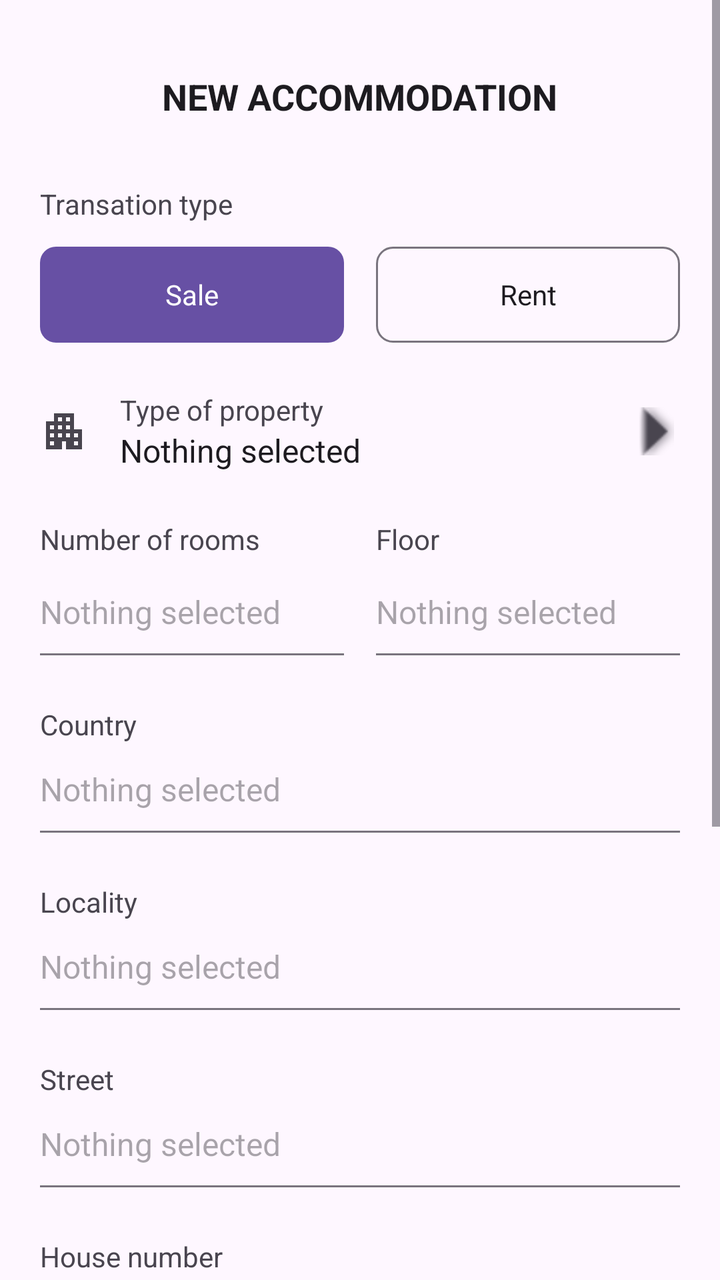
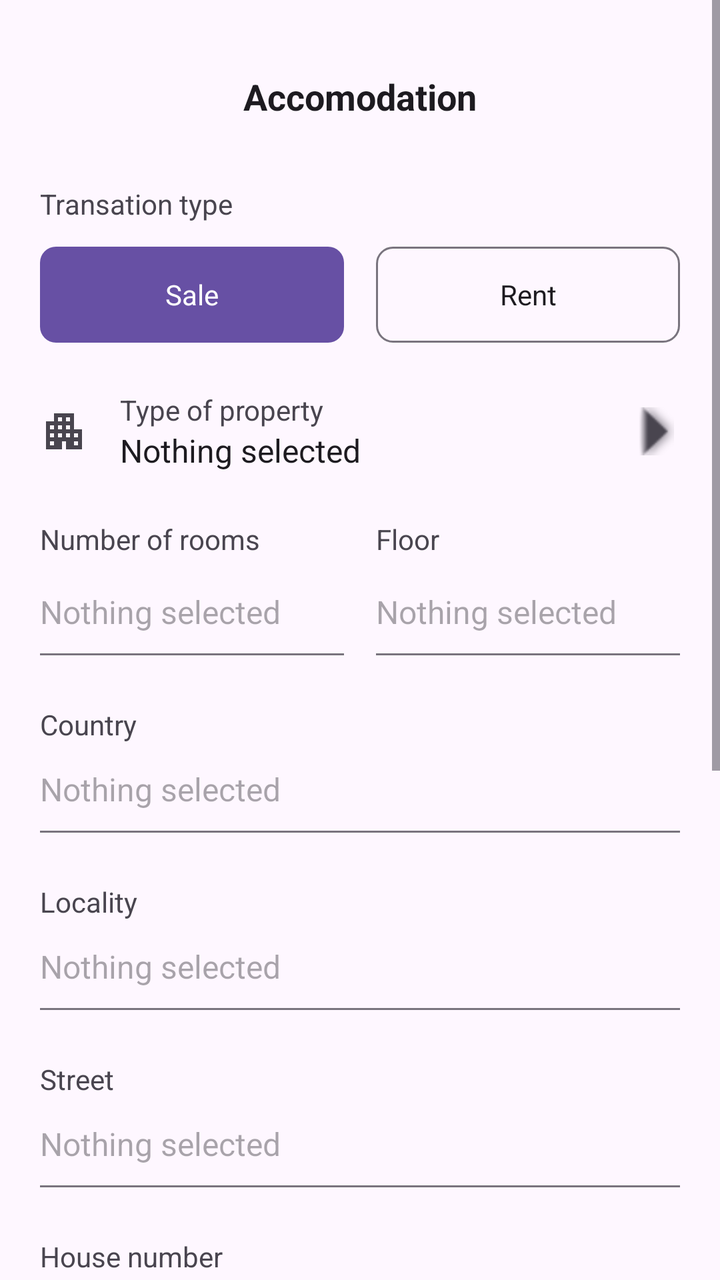

Before-and-after screenshots of an Android layout around one commit, followed by the original layout XML and the change that was made.
<!-- AndroidManifest.xml: application theme Theme.MyApplication -->
<!-- res/layout/fragment_new_item.xml -->
<?xml version="1.0" encoding="utf-8"?>
<ScrollView xmlns:android="http://schemas.android.com/apk/res/android"
    xmlns:app="http://schemas.android.com/apk/res-auto"
    xmlns:tools="http://schemas.android.com/tools"
    android:layout_width="match_parent"
    android:layout_height="match_parent"
    android:background="?attr/colorSurface"
    tools:context=".NewItemFragment">

    <LinearLayout
        android:layout_width="match_parent"
        android:layout_height="wrap_content"
        android:orientation="vertical"
        android:padding="20dp">

        <TextView
            android:layout_width="wrap_content"
            android:layout_height="wrap_content"
            android:layout_gravity="center_horizontal"
            android:layout_marginTop="16dp"
            android:layout_marginBottom="32dp"
            android:text="@string/new_title"
            android:textColor="?android:attr/textColorPrimary"
            android:textSize="18sp"
            android:textStyle="bold" />

        
        <TextView
            android:layout_width="wrap_content"
            android:layout_height="wrap_content"
            android:layout_marginBottom="12dp"
            android:text="@string/transaction_type_label"
            android:textColor="?android:attr/textColorSecondary"
            android:textSize="14sp" />

        <RadioGroup
            android:id="@+id/transactionTypeGroup"
            android:layout_width="match_parent"
            android:layout_height="wrap_content"
            android:orientation="horizontal"
            android:gravity="center"
            android:layout_marginBottom="24dp">

            <RadioButton
                android:id="@+id/radioSale"
                style="@style/TransactionTypeRadioButton"
                android:layout_width="0dp"
                android:layout_height="wrap_content"
                android:layout_weight="1"
                android:layout_marginEnd="8dp"
                android:text="@string/sale"
                android:checked="true" />

            <RadioButton
                android:id="@+id/radioRent"
                style="@style/TransactionTypeRadioButton"
                android:layout_width="0dp"
                android:layout_height="wrap_content"
                android:layout_weight="1"
                android:layout_marginStart="8dp"
                android:text="@string/rent" />
        </RadioGroup>

        
        <RelativeLayout
            android:id="@+id/layoutPropertyType"
            android:layout_width="match_parent"
            android:layout_height="wrap_content"
            android:layout_marginBottom="24dp">

            <ImageView
                android:id="@+id/iconTheme"
                android:layout_width="24dp"
                android:layout_height="24dp"
                android:layout_centerVertical="true"
                android:src="@drawable/outline_apartment_24"
                android:contentDescription="@string/icon_theme_desc"
                app:tint="?android:attr/textColorSecondary" />

            <LinearLayout
                android:layout_width="match_parent"
                android:layout_height="wrap_content"
                android:layout_marginStart="16dp"
                android:layout_toEndOf="@id/iconTheme"
                android:layout_toStartOf="@id/arrowTheme"
                android:orientation="vertical">

                <TextView
                    android:layout_width="match_parent"
                    android:layout_height="wrap_content"
                    android:text="@string/prop_label"
                    android:textColor="?android:attr/textColorSecondary"
                    android:textSize="14sp"
                    android:maxLines="1"
                    android:ellipsize="end" />

                <TextView
                    android:id="@+id/tvTheme"
                    android:layout_width="match_parent"
                    android:layout_height="wrap_content"
                    android:text="@string/prop_placeholder"
                    android:textColor="?android:attr/textColorPrimary"
                    android:textSize="16sp"
                    android:maxLines="1"
                    android:ellipsize="end" />
            </LinearLayout>

            <ImageView
                android:id="@+id/arrowTheme"
                android:layout_width="24dp"
                android:layout_height="24dp"
                android:layout_alignParentEnd="true"
                android:layout_centerVertical="true"
                android:src="@android:drawable/arrow_up_float"
                app:tint="?android:attr/textColorSecondary"
                android:rotation="90"
                android:importantForAccessibility="no" />
        </RelativeLayout>

        
        <LinearLayout
            android:layout_width="match_parent"
            android:layout_height="wrap_content"
            android:orientation="horizontal"
            android:layout_marginBottom="24dp">

            
            <LinearLayout
                android:layout_width="0dp"
                android:layout_height="wrap_content"
                android:layout_weight="1"
                android:layout_marginEnd="8dp"
                android:orientation="vertical">

                <TextView
                    android:layout_width="wrap_content"
                    android:layout_height="wrap_content"
                    android:text="@string/rooms_label"
                    android:textColor="?android:attr/textColorSecondary"
                    android:textSize="14sp"
                    android:layout_marginBottom="4dp" />

                <EditText
                    android:id="@+id/etRooms"
                    android:layout_width="match_parent"
                    android:layout_height="wrap_content"
                    android:hint="@string/prop_placeholder"
                    android:inputType="number"
                    android:maxLines="1"
                    android:paddingVertical="12dp"
                    android:textColor="?android:attr/textColorPrimary"
                    android:textSize="16sp"
                    android:background="@drawable/edit_text_bottom_border" />
            </LinearLayout>

            
            <LinearLayout
                android:layout_width="0dp"
                android:layout_height="wrap_content"
                android:layout_weight="1"
                android:layout_marginStart="8dp"
                android:orientation="vertical">

                <TextView
                    android:layout_width="wrap_content"
                    android:layout_height="wrap_content"
                    android:text="@string/floor_label"
                    android:textColor="?android:attr/textColorSecondary"
                    android:textSize="14sp"
                    android:layout_marginBottom="4dp" />

                <EditText
                    android:id="@+id/etFloor"
                    android:layout_width="match_parent"
                    android:layout_height="wrap_content"
                    android:hint="@string/prop_placeholder"
                    android:inputType="number"
                    android:maxLines="1"
                    android:paddingVertical="12dp"
                    android:textColor="?android:attr/textColorPrimary"
                    android:textSize="16sp"
                    android:background="@drawable/edit_text_bottom_border" />
            </LinearLayout>
        </LinearLayout>
        
        <RelativeLayout
            android:layout_width="match_parent"
            android:layout_height="wrap_content"
            android:layout_marginBottom="24dp">

            <LinearLayout
                android:layout_width="match_parent"
                android:layout_height="wrap_content"
                android:orientation="vertical">

                <TextView
                    android:layout_width="match_parent"
                    android:layout_height="wrap_content"
                    android:text="@string/country"
                    android:textColor="?android:attr/textColorSecondary"
                    android:textSize="14sp"
                    android:maxLines="1"
                    android:ellipsize="end" />

                <EditText
                    android:id="@+id/etCountry"
                    android:layout_width="match_parent"
                    android:layout_height="wrap_content"
                    android:hint="@string/prop_placeholder"
                    android:maxLines="1"
                    android:paddingVertical="12dp"
                    android:textColor="?android:attr/textColorPrimary"
                    android:textSize="16sp"
                    android:background="@drawable/edit_text_bottom_border" />
            </LinearLayout>
        </RelativeLayout>
        
        <RelativeLayout
            android:layout_width="match_parent"
            android:layout_height="wrap_content"
            android:layout_marginBottom="24dp">

            <LinearLayout
                android:layout_width="match_parent"
                android:layout_height="wrap_content"
                android:orientation="vertical">

                <TextView
                    android:layout_width="match_parent"
                    android:layout_height="wrap_content"
                    android:text="@string/locality_label"
                    android:textColor="?android:attr/textColorSecondary"
                    android:textSize="14sp"
                    android:maxLines="1"
                    android:ellipsize="end" />

                <EditText
                    android:id="@+id/etLocality"
                    android:layout_width="match_parent"
                    android:layout_height="wrap_content"
                    android:hint="@string/prop_placeholder"
                    android:maxLines="1"
                    android:paddingVertical="12dp"
                    android:textColor="?android:attr/textColorPrimary"
                    android:textSize="16sp"
                    android:background="@drawable/edit_text_bottom_border" />
            </LinearLayout>
        </RelativeLayout>

        
        <RelativeLayout
            android:layout_width="match_parent"
            android:layout_height="wrap_content"
            android:layout_marginBottom="24dp">

            <LinearLayout
                android:layout_width="match_parent"
                android:layout_height="wrap_content"
                android:orientation="vertical">

                <TextView
                    android:layout_width="match_parent"
                    android:layout_height="wrap_content"
                    android:text="@string/street_label"
                    android:textColor="?android:attr/textColorSecondary"
                    android:textSize="14sp"
                    android:maxLines="1"
                    android:ellipsize="end" />

                <EditText
                    android:id="@+id/etStreet"
                    android:layout_width="match_parent"
                    android:layout_height="wrap_content"
                    android:hint="@string/prop_placeholder"
                    android:maxLines="1"
                    android:paddingVertical="12dp"
                    android:textColor="?android:attr/textColorPrimary"
                    android:textSize="16sp"
                    android:background="@drawable/edit_text_bottom_border" />
            </LinearLayout>
        </RelativeLayout>

        
        <RelativeLayout
            android:layout_width="match_parent"
            android:layout_height="wrap_content"
            android:layout_marginBottom="24dp">

            <LinearLayout
                android:layout_width="match_parent"
                android:layout_height="wrap_content"
                android:orientation="vertical">

                <TextView
                    android:layout_width="match_parent"
                    android:layout_height="wrap_content"
                    android:text="@string/house_label"
                    android:textColor="?android:attr/textColorSecondary"
                    android:textSize="14sp"
                    android:maxLines="1"
                    android:ellipsize="end" />

                <EditText
                    android:id="@+id/etHouseNumber"
                    android:layout_width="match_parent"
                    android:layout_height="wrap_content"
                    android:hint="@string/prop_placeholder"
                    android:maxLines="1"
                    android:paddingVertical="12dp"
                    android:textColor="?android:attr/textColorPrimary"
                    android:textSize="16sp"
                    android:background="@drawable/edit_text_bottom_border" />
            </LinearLayout>
        </RelativeLayout>
        
        <TextView
            android:layout_width="wrap_content"
            android:layout_height="wrap_content"
            android:layout_marginBottom="12dp"
            android:text="@string/negotiable_label"
            android:textColor="?android:attr/textColorSecondary"
            android:textSize="14sp" />

        <RadioGroup
            android:id="@+id/negotiableGroup"
            android:layout_width="match_parent"
            android:layout_height="wrap_content"
            android:orientation="horizontal"
            android:gravity="center"
            android:layout_marginBottom="24dp">

            <RadioButton
                android:id="@+id/radioNegotiableYes"
                style="@style/TransactionTypeRadioButton"
                android:layout_width="0dp"
                android:layout_height="wrap_content"
                android:layout_weight="1"
                android:layout_marginEnd="8dp"
                android:text="@string/negotiable_yes"
                android:checked="true" />

            <RadioButton
                android:id="@+id/radioNegotiableNo"
                style="@style/TransactionTypeRadioButton"
                android:layout_width="0dp"
                android:layout_height="wrap_content"
                android:layout_weight="1"
                android:layout_marginStart="8dp"
                android:text="@string/negotiable_no" />
        </RadioGroup>

        
        <RelativeLayout
            android:layout_width="match_parent"
            android:layout_height="wrap_content"
            android:layout_marginBottom="24dp">

            <LinearLayout
                android:layout_width="match_parent"
                android:layout_height="wrap_content"
                android:orientation="vertical">

                <TextView
                    android:layout_width="match_parent"
                    android:layout_height="wrap_content"
                    android:text="@string/price_label"
                    android:textColor="?android:attr/textColorSecondary"
                    android:textSize="14sp"
                    android:maxLines="1"
                    android:ellipsize="end" />

                <EditText
                    android:id="@+id/etPrice"
                    android:layout_width="match_parent"
                    android:layout_height="wrap_content"
                    android:hint="@string/prop_placeholder"
                    android:inputType="numberDecimal"
                    android:maxLines="1"
                    android:paddingVertical="12dp"
                    android:textColor="?android:attr/textColorPrimary"
                    android:textSize="16sp"
                    android:background="@drawable/edit_text_bottom_border" />
            </LinearLayout>
        </RelativeLayout>
        <Button
            android:id="@+id/btnSave"
            android:layout_width="match_parent"
            android:layout_height="wrap_content"
            android:layout_marginTop="16dp"
            android:layout_marginBottom="8dp"
            android:text="@string/save"
            android:backgroundTint="?attr/colorPrimary"
            android:textColor="@android:color/white"
            style="@style/Widget.Material3.Button" />
        <Button
            android:id="@+id/btnDelete"
            android:layout_width="match_parent"
            android:layout_height="wrap_content"
            android:layout_marginTop="8dp"
            android:text="@string/delete"
            android:backgroundTint="?attr/colorError"
            android:textColor="@android:color/white"
            android:visibility="gone"/>
    </LinearLayout>

</ScrollView>
<!-- resources referenced by this layout -->
<resources>
  <!-- drawable edit_text_bottom_border (drawable) -->
  <?xml version="1.0" encoding="utf-8"?>
  <layer-list xmlns:android="http://schemas.android.com/apk/res/android">
      <item
          android:bottom="1dp"
          android:left="-2dp"
          android:right="-2dp"
          android:top="-2dp">
          <shape android:shape="rectangle">
              <stroke
                  android:width="1dp"
                  android:color="?attr/colorOutline" />
              <solid android:color="@android:color/transparent" />
          </shape>
      </item>
  </layer-list>
  <!-- drawable outline_apartment_24 (drawable) -->
  <vector xmlns:android="http://schemas.android.com/apk/res/android" android:height="24dp" android:tint="#000000" android:viewportHeight="960" android:viewportWidth="960" android:width="24dp">
        
      <path android:fillColor="@android:color/white" android:pathData="M120,840L120,280L280,280L280,120L680,120L680,440L840,440L840,840L520,840L520,680L440,680L440,840L120,840ZM200,760L280,760L280,680L200,680L200,760ZM200,600L280,600L280,520L200,520L200,600ZM200,440L280,440L280,360L200,360L200,440ZM360,600L440,600L440,520L360,520L360,600ZM360,440L440,440L440,360L360,360L360,440ZM360,280L440,280L440,200L360,200L360,280ZM520,600L600,600L600,520L520,520L520,600ZM520,440L600,440L600,360L520,360L520,440ZM520,280L600,280L600,200L520,200L520,280ZM680,760L760,760L760,680L680,680L680,760ZM680,600L760,600L760,520L680,520L680,600Z"/>
      
  </vector>
  <string name="country">Country</string>
  <string name="delete">Delete</string>
  <string name="floor_label">Floor</string>
  <string name="house_label">House number</string>
  <string name="icon_theme_desc">Theme icon</string>
  <string name="locality_label">Locality</string>
  <string name="negotiable_label">Bargaining</string>
  <string name="negotiable_no">Possible</string>
  <string name="negotiable_yes">Impossible</string>
  <string name="new_title">NEW ACCOMMODATION</string>
  <string name="price_label">Price</string>
  <string name="prop_label">Type of property</string>
  <string name="prop_placeholder">Nothing selected</string>
  <string name="rent">Rent</string>
  <string name="rooms_label">Number of rooms</string>
  <string name="sale">Sale</string>
  <string name="save">Save</string>
  <string name="street_label">Street</string>
  <string name="transaction_type_label">Transation type</string>
  <style name="TransactionTypeRadioButton" parent="Widget.AppCompat.CompoundButton.RadioButton">
          <item name="android:button">@null</item>
          <item name="android:gravity">center</item>
          <item name="android:padding">12dp</item>
          <item name="android:textSize">14sp</item>
          <item name="android:textColor">@color/transaction_type_text_color</item>
          <item name="android:background">@drawable/selector_transaction_type</item>
      </style>
  <style name="Theme.MyApplication" parent="Base.Theme.MyApplication" />
  <!-- drawable selector_transaction_type (drawable) -->
  <?xml version="1.0" encoding="utf-8"?>
  <selector xmlns:android="http://schemas.android.com/apk/res/android">
      <item android:state_checked="true">
          <shape android:shape="rectangle">
              <solid android:color="?attr/colorPrimary" />
              <corners android:radius="8dp" />
          </shape>
      </item>
      <item>
          <shape android:shape="rectangle">
              <solid android:color="?attr/colorSurface" />
              <stroke android:width="1dp" android:color="?attr/colorOutline" />
              <corners android:radius="8dp" />
          </shape>
      </item>
  </selector>
  <style name="Base.Theme.MyApplication" parent="Theme.Material3.DayNight.NoActionBar">
          
          
      </style>
</resources>

<!-- the commit's change to res/layout/fragment_new_item.xml (unified diff, before → after) -->
@@ -383,6 +383,21 @@
             </LinearLayout>
         </RelativeLayout>
         <Button
+            android:id="@+id/btnSelectImages"
+            android:layout_width="wrap_content"
+            android:layout_height="wrap_content"
+            android:text="Choose Images"
+            android:layout_marginBottom="8dp" />
+
+        <androidx.recyclerview.widget.RecyclerView
+            android:id="@+id/rvImages"
+            android:layout_width="match_parent"
+            android:layout_height="wrap_content"
+            android:orientation="horizontal"
+            android:layout_marginBottom="16dp"
+            tools:listitem="@layout/item_image_preview" />
+
+        <Button
             android:id="@+id/btnSave"
             android:layout_width="match_parent"
             android:layout_height="wrap_content"
@@ -404,3 +419,12 @@
     </LinearLayout>
 
 </ScrollView>
+<!-- res/layout/item_image_preview.xml (included above) -->
+<?xml version="1.0" encoding="utf-8"?>
+<ImageView xmlns:android="http://schemas.android.com/apk/res/android"
+    android:id="@+id/ivPreview"
+    android:layout_width="80dp"
+    android:layout_height="80dp"
+    android:scaleType="centerCrop"
+    android:layout_marginEnd="8dp"
+    android:contentDescription="Selected image preview" />
<!-- resource entries referenced after the edit -->
@@ -31,7 +31,7 @@
   <string name="negotiable_label">Bargaining</string>
   <string name="negotiable_no">Possible</string>
   <string name="negotiable_yes">Impossible</string>
-  <string name="new_title">NEW ACCOMMODATION</string>
+  <string name="new_title">Accomodation</string>
   <string name="price_label">Price</string>
   <string name="prop_label">Type of property</string>
   <string name="prop_placeholder">Nothing selected</string>
